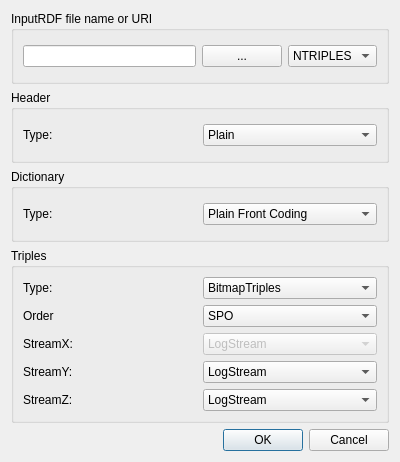
Above: hdt-it/hdtspecform.ui from rdfhdt/hdt-cpp before the change. Below: the same form after it.
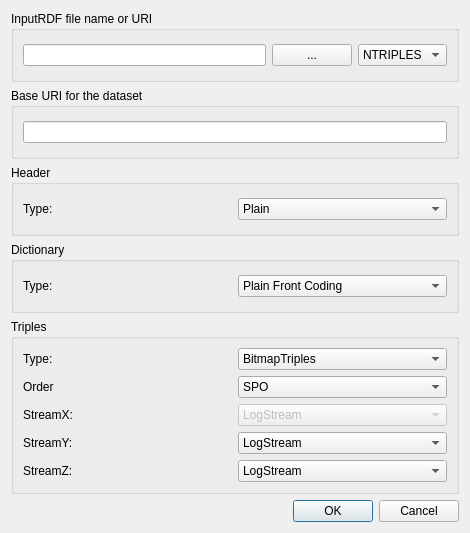
That is the form after the change.

```diff
--- a/hdt-it/hdtspecform.ui
+++ b/hdt-it/hdtspecform.ui
@@ -12,8 +12,8 @@
    <rect>
     <x>0</x>
     <y>0</y>
-    <width>400</width>
-    <height>462</height>
+    <width>470</width>
+    <height>533</height>
    </rect>
   </property>
   <property name="windowTitle">
@@ -65,6 +65,18 @@
        </layout>
       </widget>
      </item>
+     <item>
+      <widget class="QGroupBox" name="baseUriGroup">
+       <property name="title">
+        <string>Base URI for the dataset</string>
+       </property>
+       <layout class="QHBoxLayout" name="horizontalLayout_2">
+        <item>
+         <widget class="QLineEdit" name="baseUriText"/>
+        </item>
+       </layout>
+      </widget>
+     </item>
      <item>
       <widget class="QGroupBox" name="headerBox">
        <property name="title">
```
Left out of the diff: 20 changed lines with no effect on the pictures.
